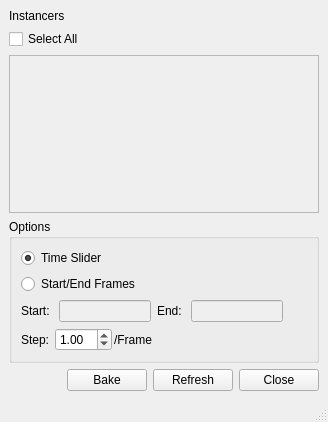
Qt form ui/window.ui (iceanimations/bakeInstancer) before a commit.
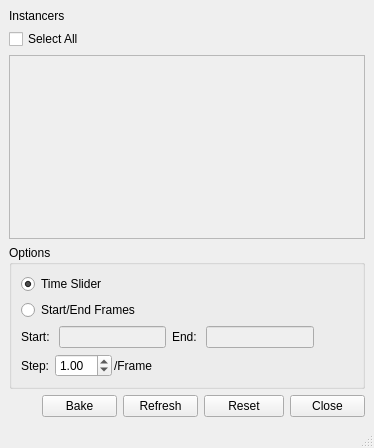
The same form after that commit.

Commit message: reset button added to window.ui and correspoding slot to window.py

Diff of the .ui file:
```diff
--- a/ui/window.ui
+++ b/ui/window.ui
@@ -6,8 +6,8 @@
    <rect>
     <x>0</x>
     <y>0</y>
-    <width>328</width>
-    <height>422</height>
+    <width>374</width>
+    <height>448</height>
    </rect>
   </property>
   <property name="windowTitle">
@@ -48,8 +48,8 @@
         <rect>
          <x>0</x>
          <y>0</y>
-         <width>308</width>
-         <height>153</height>
+         <width>354</width>
+         <height>179</height>
         </rect>
        </property>
        <layout class="QVBoxLayout" name="verticalLayout_3">
@@ -299,6 +299,16 @@
         </property>
        </widget>
       </item>
+      <item>
+       <widget class="QPushButton" name="resetButton">
+        <property name="toolTip">
+         <string>Reset all the values of the window to default</string>
+        </property>
+        <property name="text">
+         <string>Reset</string>
+        </property>
+       </widget>
+      </item>
       <item>
        <widget class="QPushButton" name="closeButton">
         <property name="sizePolicy">
```
Left out of the diff: 2 changed lines with no effect on the pictures. The commit also changes 1 other file.
